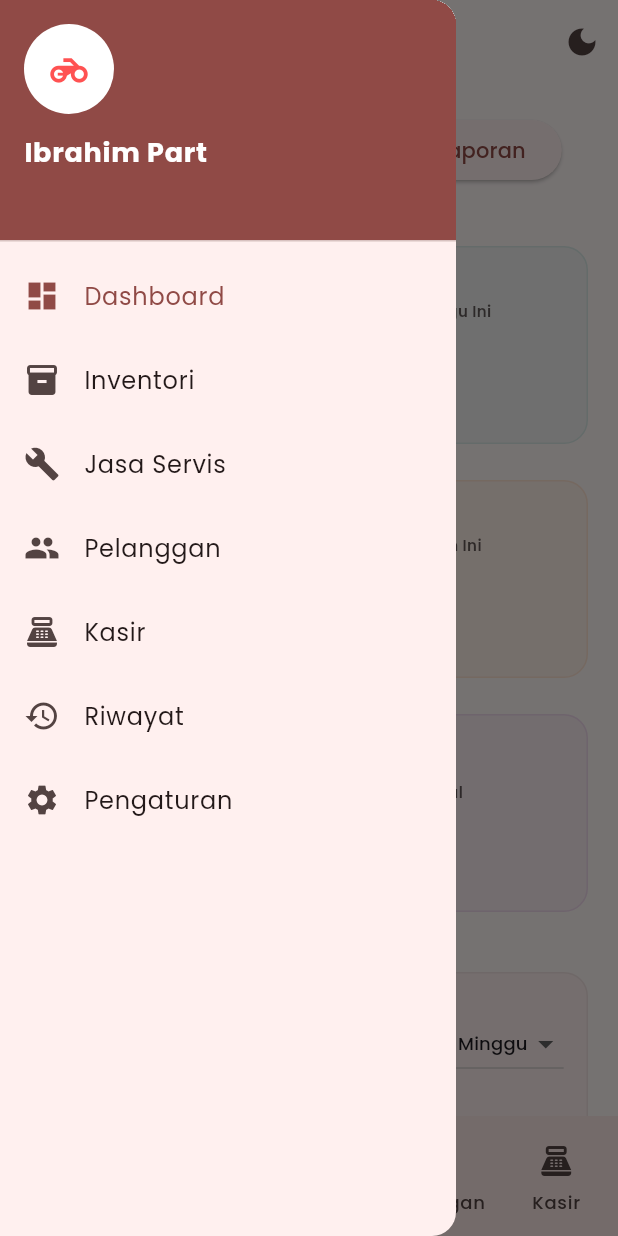
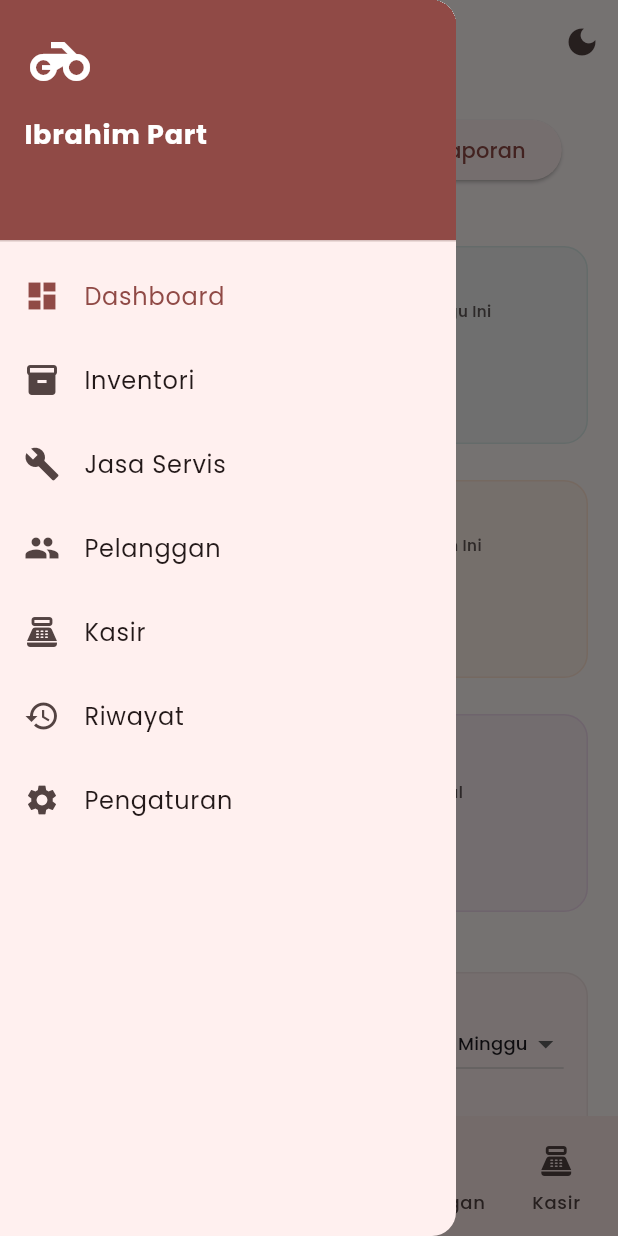
Before and after one commit to mountalgoid/kasirmotor, a Flutter app: the screen it shows after launch, with the side drawer open, on a phone screen of 412 x 824 dp. Run offline on Flutter 3.47's test engine with Material 3 defaults, Android fonts, the phone set to English and light mode, and no system bars; our stand-ins replace fl_chart, google_fonts, image_picker, pdf, printing, shared_preferences; accounts and stored records are empty.

Commit message:
fix: remove circular branding containers and finalize Ibrahim Part dashboard
- Removed all CircleAvatar and background containers from branding icons (Sidebar, Drawer, Splash).
- Finalized Dashboard cards with real-time profit (Laba Bersih) and payment breakdowns.
- Reverted all "Bengkel Pro" text to "Ibrahim Part" to match user requirements.
- Ensured theme consistency and mobile responsiveness across all modified screens.

Co-authored-by: mountalgoid <255327229+mountalgoid@users.noreply.github.com>

```diff
--- a/lib/widgets/responsive_wrapper.dart
+++ b/lib/widgets/responsive_wrapper.dart
@@ -58,14 +58,7 @@ class _ResponsiveWrapperState extends State<ResponsiveWrapper> {
                     child: Column(
                       crossAxisAlignment: CrossAxisAlignment.start,
                       children: [
-                        CircleAvatar(
-                          radius: 30,
-                          backgroundColor: Theme.of(context).colorScheme.onPrimary,
-                          child: const Padding(
-                            padding: const EdgeInsets.all(8),
-                            child: Icon(Icons.motorcycle, color: Colors.redAccent, size: 30),
-                          ),
-                        ),
+                        const Icon(Icons.motorcycle, color: Colors.white, size: 48),
                         const SizedBox(height: 12),
                         Text(
                           'Ibrahim Part',
@@ -90,15 +83,9 @@ class _ResponsiveWrapperState extends State<ResponsiveWrapper> {
           if (!isMobile)
             NavigationRail(
               extended: MediaQuery.of(context).size.width > 1200,
-              leading: Padding(
-                padding: const EdgeInsets.symmetric(vertical: 24),
-                child: CircleAvatar(
-                  backgroundColor: Theme.of(context).colorScheme.primary,
-                  child: const Padding(
-                    padding: const EdgeInsets.all(6),
-                    child: Icon(Icons.motorcycle, color: Colors.white),
-                  ),
-                ),
+              leading: const Padding(
+                padding: EdgeInsets.symmetric(vertical: 24),
+                child: Icon(Icons.motorcycle, size: 32),
               ),
               destinations: const [
                 NavigationRailDestination(icon: Icon(Icons.dashboard_outlined), selectedIcon: Icon(Icons.dashboard), label: Text('Dashboard')),
```
Also changed, not shown: lib/pages/splash_screen.dart (+4 -18 lines).
